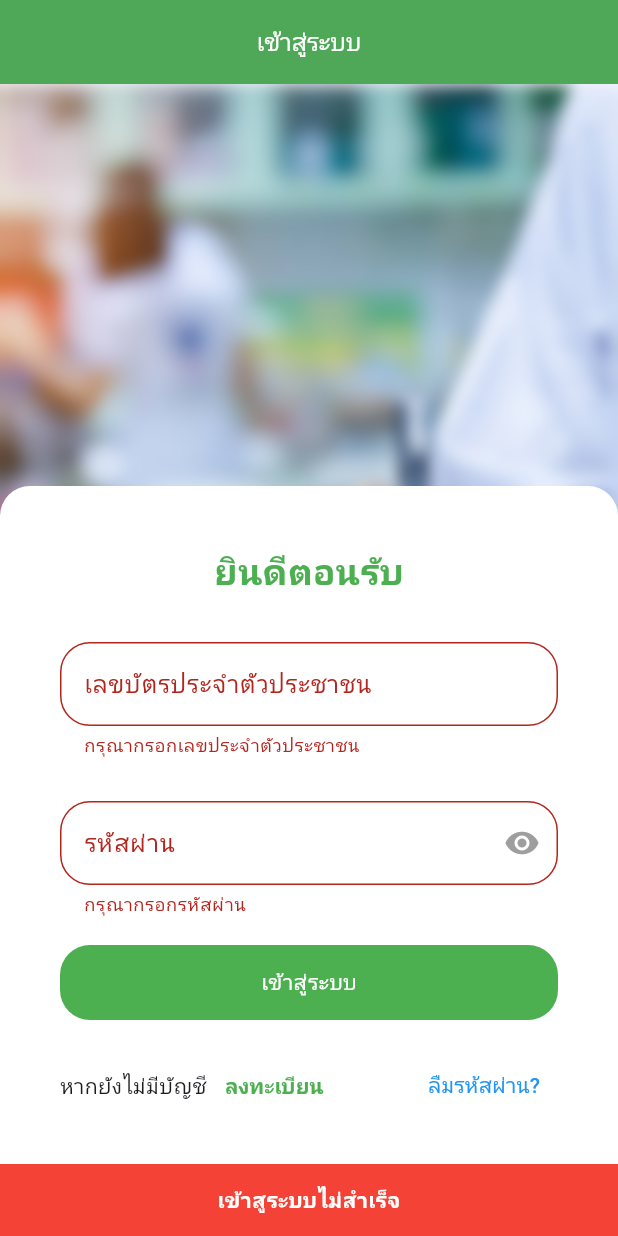
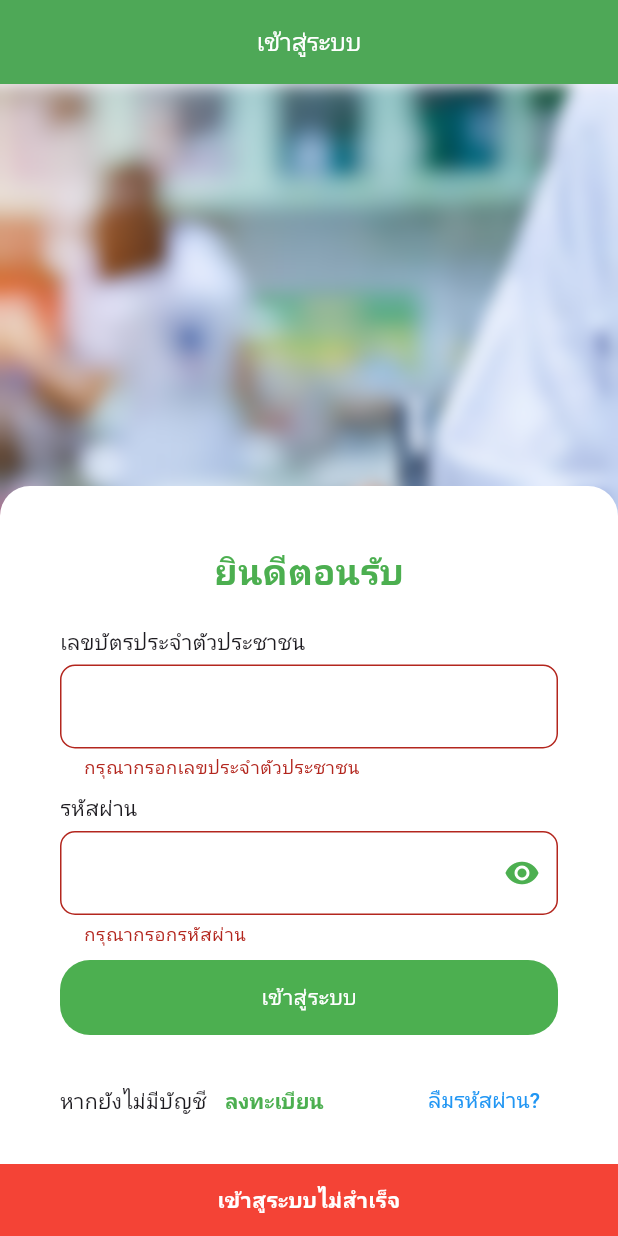
Before and after one commit to Flukekub201/DoctorApp, a Flutter app: the screen it shows after launch, scrolled down 32 dp, after a tap on "เข้าสู่ระบบ", on a phone screen of 412 x 824 dp. Run offline on Flutter 3.47's test engine with Material 3 defaults, Android fonts, the phone set to English and light mode, and no system bars; missing offline and left inert: dart:ffi.

Commit message:
Edit code loginpage

```diff
--- a/doctor_app/lib/Page/login_page.dart
+++ b/doctor_app/lib/Page/login_page.dart
@@ -25,9 +25,8 @@ class _LoginPageState extends State<LoginPage> {
 
   void _submitForm() {
     if (formKey.currentState!.validate()) {
-      print('เข้าสู่ระบบสำเร็จ');
       Navigator.push(
-          context, MaterialPageRoute(builder: (context) => MainPage()));
+          context, MaterialPageRoute(builder: (context) => const MainPage()));
       ScaffoldMessenger.of(context).showSnackBar(
         const SnackBar(
           content: Text(
@@ -40,7 +39,6 @@ class _LoginPageState extends State<LoginPage> {
         ),
       );
     } else {
-      print("ข้อมูลไม่ถูกต้อง");
       ScaffoldMessenger.of(context).showSnackBar(
         const SnackBar(
           content: Text(
@@ -117,8 +115,11 @@ class _LoginPageState extends State<LoginPage> {
                           ),
                           Container(
                             child: Column(
+                              crossAxisAlignment: CrossAxisAlignment.start,
                               children: [
-                                const SizedBox(height: 30),
+                                const SizedBox(height: 20),
+                                const Text('เลขบัตรประจำตัวประชาชน'),
+                                const SizedBox(height: 5),
                                 TextFormField(
                                   controller: idcardcontroller,
                                   keyboardType: TextInputType.number,
@@ -127,10 +128,9 @@ class _LoginPageState extends State<LoginPage> {
                                     LengthLimitingTextInputFormatter(13)
                                   ],
                                   decoration: const InputDecoration(
-                                    labelText: 'เลขบัตรประจำตัวประชาชน',
                                     border: OutlineInputBorder(
                                       borderRadius: BorderRadius.all(
-                                        Radius.circular(20),
+                                        Radius.circular(10),
                                       ),
                                     ),
                                   ),
@@ -143,22 +143,23 @@ class _LoginPageState extends State<LoginPage> {
                                     return null;
                                   },
                                 ),
-                                const SizedBox(height: 30),
+                                const SizedBox(height: 10),
+                                const Text('รหัสผ่าน'),
+                                const SizedBox(height: 5),
                                 TextFormField(
                                   controller: passwordController,
                                   obscureText: showpas,
                                   decoration: InputDecoration(
-                                    labelText: 'รหัสผ่าน',
                                     border: const OutlineInputBorder(
                                       borderRadius:
-                                          BorderRadius.all(Radius.circular(20)),
+                                          BorderRadius.all(Radius.circular(10)),
                                     ),
                                     suffixIcon: IconButton(
                                       icon: Icon(
                                         showpas
                                             ? Icons.visibility
                                             : Icons.visibility_off,
-                                        color: Colors.grey,
+                                        color: Colors.green,
                                       ),
                                       onPressed: toggleVisibility,
                                     ),
@@ -170,7 +171,7 @@ class _LoginPageState extends State<LoginPage> {
                                     return null;
                                   },
                                 ),
-                                const SizedBox(height: 20),
+                                const SizedBox(height: 10),
                                 InkWell(
                                   onTap: _submitForm,
                                   child: Container(
```
